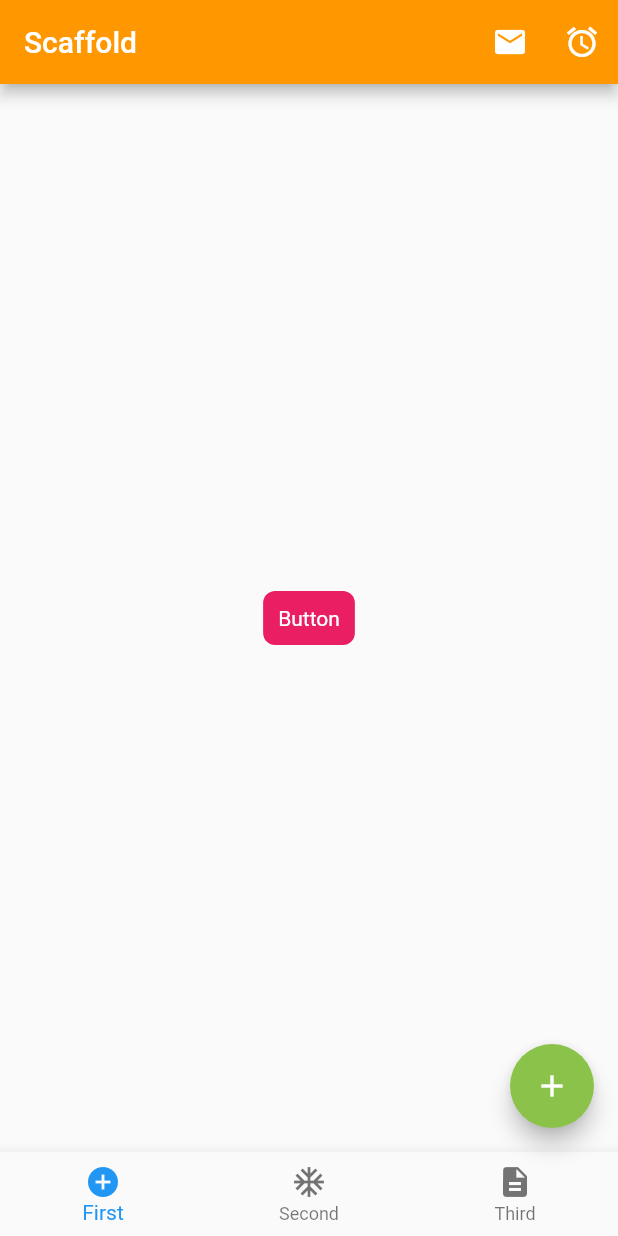
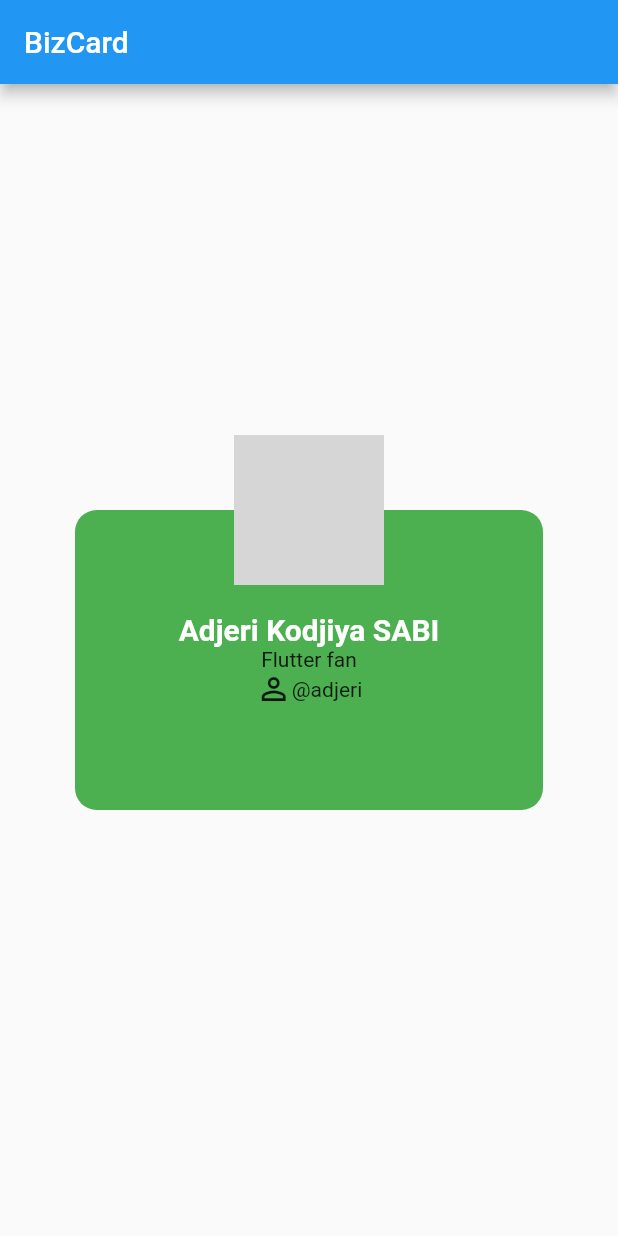
Before and after one commit to adjeri/first-flutter-app, a Flutter app: the screen it shows after launch, on a phone screen of 412 x 824 dp. Run offline on Flutter 3.47's test engine with Material 2 defaults, Android fonts, the phone set to English and light mode, and no system bars; network calls fail; grey boxes are pictures that could not be loaded.

Commit message:
bizcard added

```diff
--- a/lib/main.dart
+++ b/lib/main.dart
@@ -7,5 +7,5 @@ import 'ui/home.dart';
 // }
 
 void main() => runApp(new MaterialApp(
-  home: ScaffoldExample(),
+  home: BizCard(),
 ));
--- a/lib/ui/home.dart
+++ b/lib/ui/home.dart
@@ -1,5 +1,77 @@
 import 'package:flutter/cupertino.dart';
 import 'package:flutter/material.dart';
+
+class BizCard extends StatelessWidget {
+  @override
+  Widget build(BuildContext context) {
+    return Scaffold(
+      appBar: AppBar(
+        title: Text("BizCard")
+      ),
+      body: Container(
+        alignment: Alignment.center,
+        child: Stack(
+          alignment: Alignment.topCenter,
+          children: <Widget>[
+            _getCard(),
+            _getAvatar(),
+          ],
+        ),
+      ),
+    );
+  }
+
+  Container _getCard() {
+    return Container(
+      width: 350,
+      height: 200,
+      margin: EdgeInsets.all(50),
+      decoration: BoxDecoration(
+        color: Colors.green,
+        borderRadius: BorderRadius.circular(14.5)
+      ),
+      child: Column(
+        mainAxisAlignment: MainAxisAlignment.center,
+        children: <Widget>[
+          Text("Adjeri Kodjiya SABI",
+            style: TextStyle(
+              fontSize: 20,
+              fontWeight: FontWeight.bold,
+              color: Colors.white,
+            ),
+          ),
+          Text("Flutter fan"),
+          Row(
+            mainAxisAlignment: MainAxisAlignment.center,
+            children: <Widget>[
+              Icon(Icons.person_outline),
+              Text("@adjeri")
+            ],
+          )
+        ],
+      ),
+    );
+  }
+
+  Container _getAvatar() {
+    return Container(
+      width: 100,
+      height: 100,
+      decoration: BoxDecoration(
+        color: Colors.white,
+        borderRadius: BorderRadius.all(Radius.circular(50.0)),
+        border: Border.all(
+          color: Colors.greenAccent,
+          width: 1.2,
+        ),
+        image: DecorationImage(image: NetworkImage("https://picsum.photos/300"),
+          fit: BoxFit.cover
+        )
+      ),
+    );
+  }
+}
+
 
 class ScaffoldExample extends StatelessWidget {
   _tapButton() {
```
